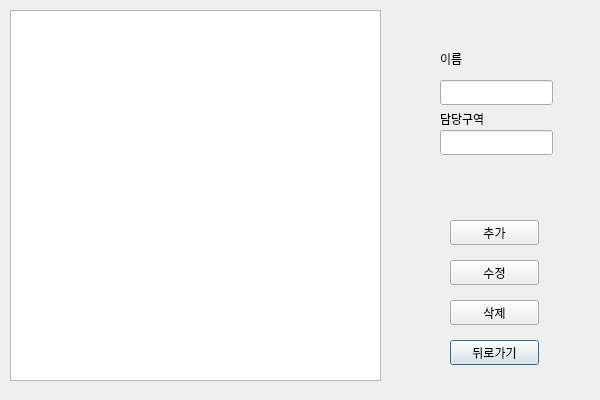
Above: Yanolja_serv/guide.ui from mssung34/Yanolja before the change. Below: the same form after it.
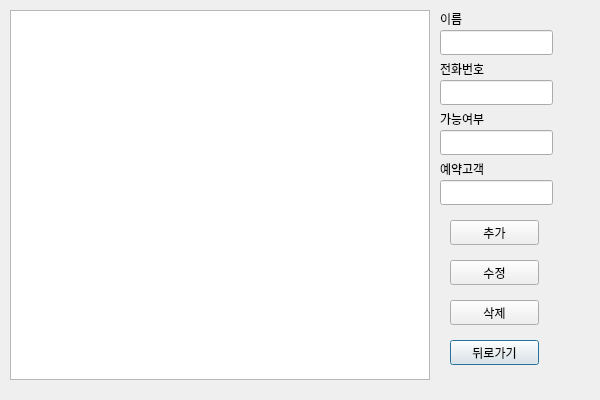
That is the form after the change.

The edit to the form file:
```diff
--- a/Yanolja_serv/guide.ui
+++ b/Yanolja_serv/guide.ui
@@ -18,8 +18,8 @@
     <rect>
      <x>10</x>
      <y>10</y>
-     <width>371</width>
-     <height>371</height>
+     <width>420</width>
+     <height>370</height>
     </rect>
    </property>
   </widget>
@@ -79,27 +79,27 @@
    <property name="geometry">
     <rect>
      <x>440</x>
+     <y>30</y>
+     <width>113</width>
+     <height>25</height>
+    </rect>
+   </property>
+  </widget>
+  <widget class="QLineEdit" name="phone_text">
+   <property name="geometry">
+    <rect>
+     <x>440</x>
      <y>80</y>
      <width>113</width>
      <height>25</height>
     </rect>
    </property>
   </widget>
-  <widget class="QLineEdit" name="local_text">
-   <property name="geometry">
-    <rect>
-     <x>440</x>
-     <y>130</y>
-     <width>113</width>
-     <height>25</height>
-    </rect>
-   </property>
-  </widget>
   <widget class="QLabel" name="name_label">
    <property name="geometry">
     <rect>
      <x>440</x>
-     <y>50</y>
+     <y>10</y>
      <width>67</width>
      <height>17</height>
     </rect>
@@ -112,13 +112,59 @@
    <property name="geometry">
     <rect>
      <x>440</x>
+     <y>60</y>
+     <width>67</width>
+     <height>17</height>
+    </rect>
+   </property>
+   <property name="text">
+    <string>전화번호</string>
+   </property>
+  </widget>
+  <widget class="QLabel" name="can_label">
+   <property name="geometry">
+    <rect>
+     <x>440</x>
      <y>110</y>
      <width>67</width>
      <height>17</height>
     </rect>
    </property>
    <property name="text">
-    <string>담당구역</string>
+    <string>가능여부</string>
+   </property>
+  </widget>
+  <widget class="QLabel" name="local_label_2">
+   <property name="geometry">
+    <rect>
+     <x>440</x>
+     <y>160</y>
+     <width>67</width>
+     <height>17</height>
+    </rect>
+   </property>
+   <property name="text">
+    <string>예약고객</string>
+   </property>
+  </widget>
+  <widget class="QLineEdit" name="user_id_text">
+   <property name="geometry">
+    <rect>
+     <x>440</x>
+     <y>180</y>
+     <width>113</width>
+     <height>25</height>
+    </rect>
+   </property>
+  </widget>
+  <widget class="QLineEdit" name="pos_text">
+   <property name="geometry">
+    <rect>
+     <x>440</x>
+     <y>130</y>
+     <width>113</width>
+     <height>25</height>
+    </rect>
    </property>
   </widget>
  </widget>
```
